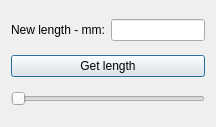
The window that dialogs/beamstretch.ui (oddtopus/flamingo) describes before a commit, drawn with Qt 5.
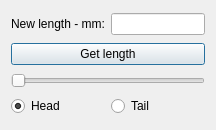
The same window after the commit.

Commit message: Added dialog for flange alignment. Modified dialog for beam stretching.

The edit to the form file:
```diff
--- a/dialogs/beamstretch.ui
+++ b/dialogs/beamstretch.ui
@@ -7,7 +7,7 @@
     <x>0</x>
     <y>0</y>
     <width>216</width>
-    <height>127</height>
+    <height>130</height>
    </rect>
   </property>
   <property name="baseSize">
@@ -57,6 +57,23 @@
      </property>
     </widget>
    </item>
+   <item row="4" column="0">
+    <widget class="QRadioButton" name="head">
+     <property name="text">
+      <string>Head</string>
+     </property>
+     <property name="checked">
+      <bool>true</bool>
+     </property>
+    </widget>
+   </item>
+   <item row="4" column="1">
+    <widget class="QRadioButton" name="tail">
+     <property name="text">
+      <string>Tail</string>
+     </property>
+    </widget>
+   </item>
   </layout>
  </widget>
  <tabstops>
```
Left out of the diff: 4 changed lines with no effect on the pictures. The commit also changes 6 other files.
